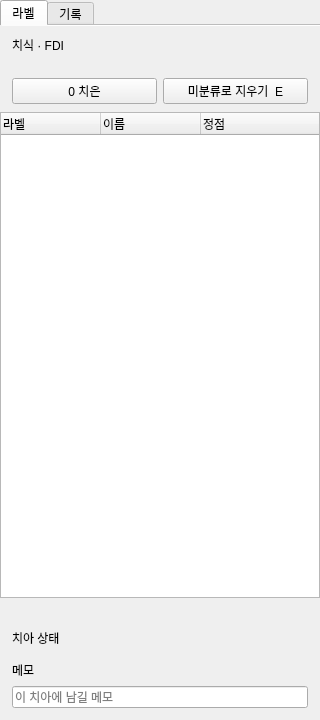
Above: src/UI/View/Workspace/LabelPanelView.ui from jdragon96/dental-labeler before the change. Below: the same form after it.
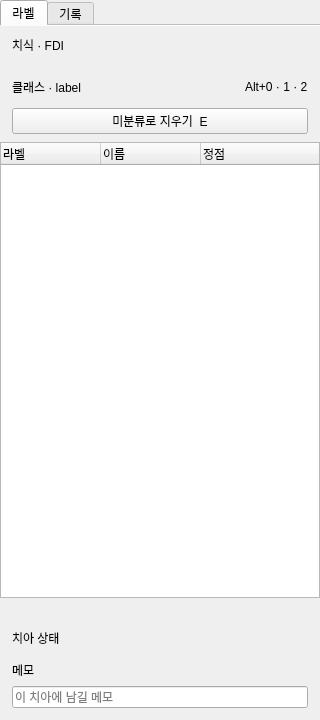
That is the form after the change.

Commit message: 라벨 저장을 PLY 정점 필드 fdi · label · instance 로 바꾼다

What changed in the file:
```diff
--- a/src/UI/View/Workspace/LabelPanelView.ui
+++ b/src/UI/View/Workspace/LabelPanelView.ui
@@ -120,7 +120,7 @@
          <property name="optionGroup" stdset="0">
           <bool>true</bool>
          </property>
-         <layout class="QHBoxLayout" name="layoutQuick">
+         <layout class="QVBoxLayout" name="layoutQuick">
           <property name="spacing">
            <number>6</number>
           </property>
@@ -137,13 +137,61 @@
            <number>8</number>
           </property>
           <item>
-           <widget class="QPushButton" name="buttonGingiva">
-            <property name="text">
-             <string>0 치은</string>
-            </property>
-            <property name="toolTip">
-             <string>치은을 활성 라벨로 (0 또는 G)</string>
-            </property>
+           <layout class="QHBoxLayout" name="layoutClassTitle">
+            <item>
+             <widget class="QLabel" name="labelClassTitle">
+              <property name="text">
+               <string>클래스 · label</string>
+              </property>
+              <property name="muted" stdset="0">
+               <bool>true</bool>
+              </property>
+             </widget>
+            </item>
+            <item>
+             <spacer name="spacerClassTitle">
+              <property name="orientation">
+               <enum>Qt::Horizontal</enum>
+              </property>
+              <property name="sizeHint" stdset="0">
+               <size>
+                <width>0</width>
+                <height>0</height>
+               </size>
+              </property>
+             </spacer>
+            </item>
+            <item>
+             <widget class="QLabel" name="labelClassHint">
+              <property name="text">
+               <string>Alt+0 · 1 · 2</string>
+              </property>
+              <property name="muted" stdset="0">
+               <bool>true</bool>
+              </property>
+             </widget>
+            </item>
+           </layout>
+          </item>
+          <item>
+           <widget class="QWidget" name="classHost" native="true">
+            <layout class="QHBoxLayout" name="layoutClasses">
+             <property name="spacing">
+              <number>0</number>
+             </property>
+             <property name="leftMargin">
+              <number>0</number>
+             </property>
+             <property name="topMargin">
+              <number>0</number>
+             </property>
+             <property name="rightMargin">
+              <number>0</number>
+             </property>
+             <property name="bottomMargin">
+              <number>0</number>
+             </property>
+            </layout>
            </widget>
           </item>
           <item>
```
The commit also changes 33 other files.
